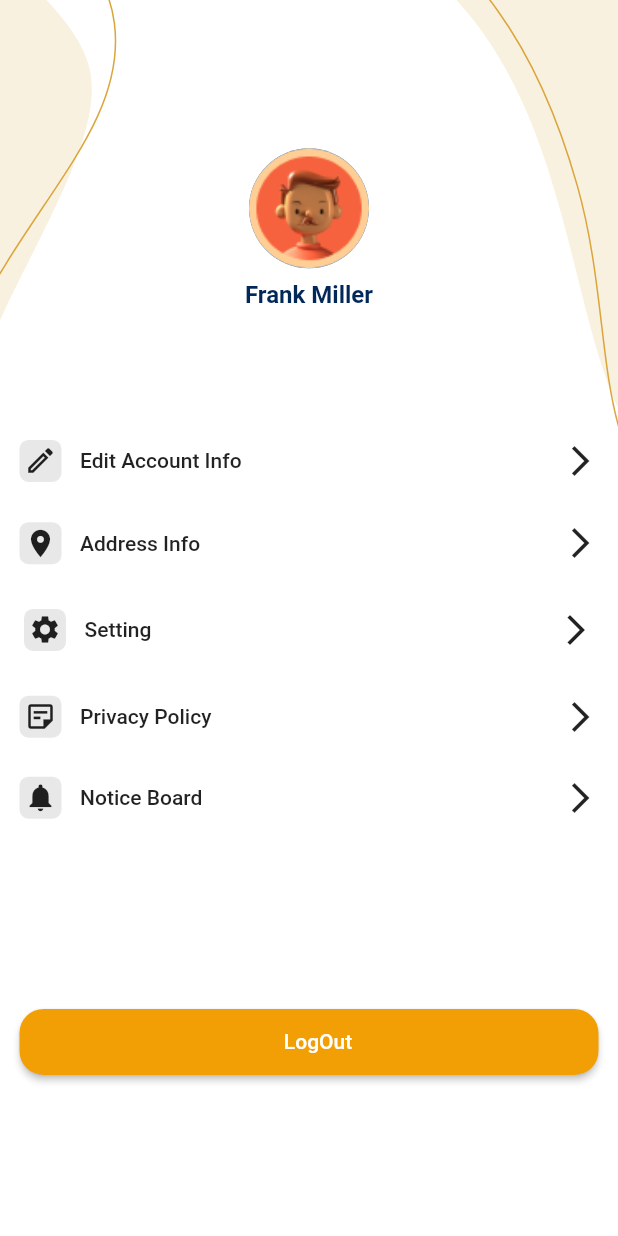
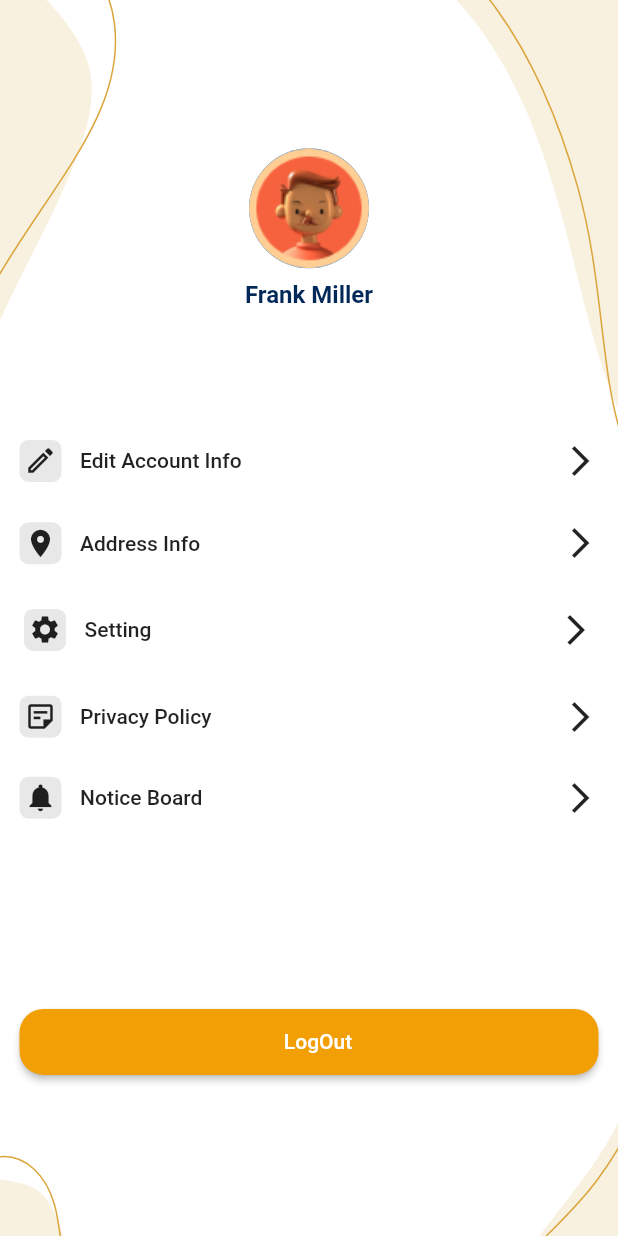
Before and after one commit to Damodar009/salesforce, a Flutter app: the MenuScreen screen opened by its route, on a phone screen of 412 x 824 dp. Run offline on Flutter 3.47's test engine with Material 2 defaults, Android fonts, the phone set to English and light mode, and no system bars; our stand-ins replace bloc, dartz, date_time_picker, dio, equatable, flutter_bloc and 15 more; missing offline and left inert: dart:ffi, mac_address; accounts and stored records are empty; Roboto replaces fonts that are missing (DMSans).

Commit message:
background bug fix

```diff
--- a/lib/presentation/widgets/backgroundShadesWidget.dart
+++ b/lib/presentation/widgets/backgroundShadesWidget.dart
@@ -13,8 +13,7 @@ class _BackgroundShadesState extends State<BackgroundShades> {
 
   @override
   Widget build(BuildContext context) {
-    return SingleChildScrollView(
-      child: SizedBox(
+    return SizedBox(
       height: MediaQuery.of(context).size.height + 375,
       width: MediaQuery.of(context).size.width,
       child: Stack(
@@ -45,7 +44,6 @@ class _BackgroundShadesState extends State<BackgroundShades> {
               )),
         ],
       ),
-      ),
     );
   }
 }
```
Also changed, not shown: lib/presentation/pages/outlets.dart (deleted, +0 -247 lines), lib/presentation/pages/menuPage.dart (line endings or trailing spaces). Lines whose indentation alone changed are shown as unchanged.
